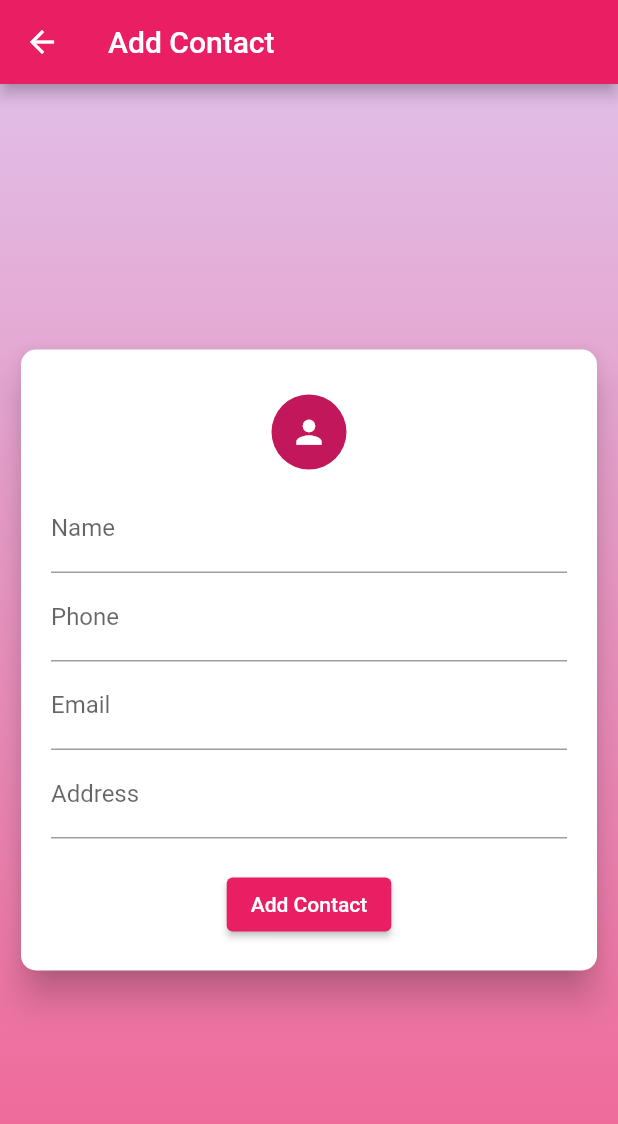
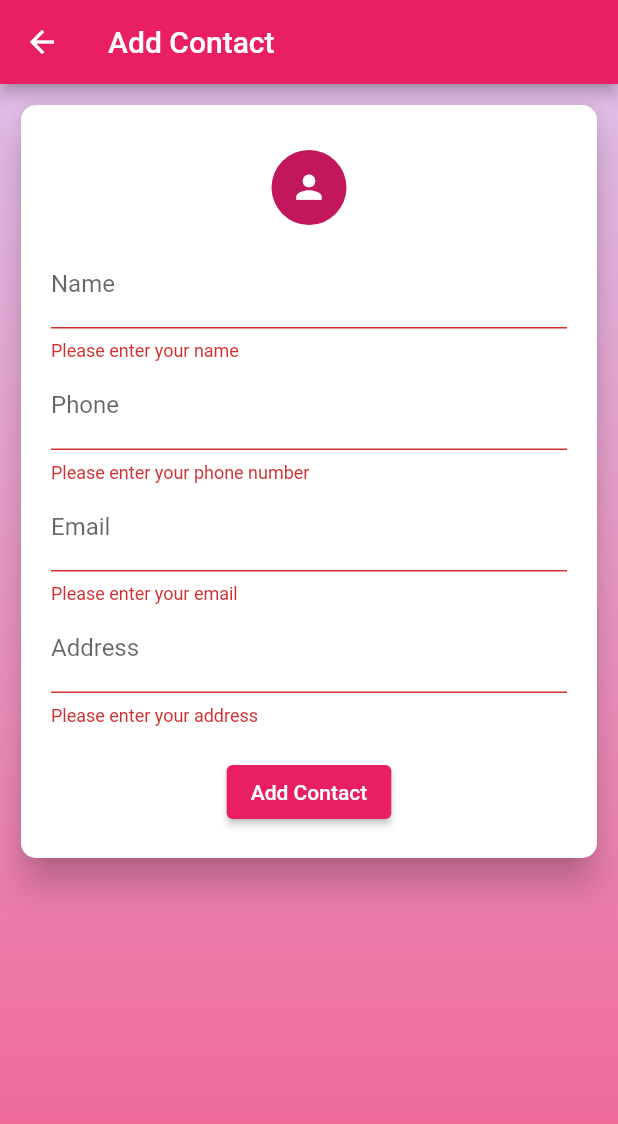
Before and after one commit to ddddddwwwwiiiaap/exercisefirebase_055, a Flutter app: the AddContact screen opened directly, after a tap on "Add Contact", on a phone screen of 412 x 824 dp. Shown: the top 1124 px of the screen. Run offline on Flutter 3.47's test engine with Material 2 defaults, Android fonts, the phone set to English and light mode, and no system bars; our stand-ins replace cloud_firestore, firebase_auth, firebase_core; missing offline and left inert: dart:ffi; accounts and stored records are empty; network calls fail.

Commit message:
Update ui

```diff
--- a/lib/view/add_contact.dart
+++ b/lib/view/add_contact.dart
@@ -21,6 +21,7 @@ class _AddContactState extends State<AddContact> {
   @override
   Widget build(BuildContext context) {
     return Scaffold(
+      resizeToAvoidBottomInset: false,
       appBar: AppBar(
         title: const Text('Add Contact'),
       ),
@@ -38,7 +39,7 @@ class _AddContactState extends State<AddContact> {
             child: Form(
               key: formKey,
               child: Column(
-                mainAxisAlignment: MainAxisAlignment.center,
+                //mainAxisAlignment: MainAxisAlignment.center,
                 children: [
                   Card(
                     shape: RoundedRectangleBorder(
@@ -67,24 +68,48 @@ class _AddContactState extends State<AddContact> {
                             decoration: const InputDecoration(
                               labelText: 'Name',
                             ),
+                            validator: (value) {
+                              if (value == null || value.isEmpty) {
+                                return 'Please enter your name';
+                              }
+                              return null;
+                            },
                             onChanged: (value) => name = value,
                           ),
                           TextFormField(
                             decoration: const InputDecoration(
                               labelText: 'Phone',
                             ),
+                            validator: (value) {
+                              if (value == null || value.isEmpty) {
+                                return 'Please enter your phone number';
+                              }
+                              return null;
+                            },
                             onChanged: (value) => phone = value,
                           ),
                           TextFormField(
                             decoration: const InputDecoration(
                               labelText: 'Email',
                             ),
+                            validator: (value) {
+                              if (value == null || value.isEmpty) {
+                                return 'Please enter your email';
+                              }
+                              return null;
+                            },
                             onChanged: (value) => email = value,
                           ),
                           TextFormField(
                             decoration: const InputDecoration(
                               labelText: 'Address',
                             ),
+                            validator: (value) {
+                              if (value == null || value.isEmpty) {
+                                return 'Please enter your address';
+                              }
+                              return null;
+                            },
                             onChanged: (value) => address = value,
                           ),
                           const SizedBox(
--- a/lib/view/login.dart
+++ b/lib/view/login.dart
@@ -50,7 +50,7 @@ class _LoginState extends State<Login> {
                     ),
                   ),
                   const SizedBox(
-                    height: 100,
+                    height: 80,
                   ),
                   TextFormField(
                     decoration: InputDecoration(
--- a/lib/view/register.dart
+++ b/lib/view/register.dart
@@ -45,7 +45,7 @@ class _RegisterState extends State<Register> {
                     ),
                   ),
                   const SizedBox(
-                    height: 100,
+                    height: 80,
                   ),
                   TextFormField(
                     decoration: InputDecoration(
--- a/lib/view/splash_screen.dart
+++ b/lib/view/splash_screen.dart
@@ -9,6 +9,7 @@ class SplashScreen extends StatelessWidget {
   @override
   Widget build(BuildContext context) {
     return Scaffold(
+      resizeToAvoidBottomInset: false,
       body: Container(
         decoration: BoxDecoration(
           gradient: LinearGradient(
```
Also changed, not shown: lib/view/update_contact.dart (+26 -1 lines).
